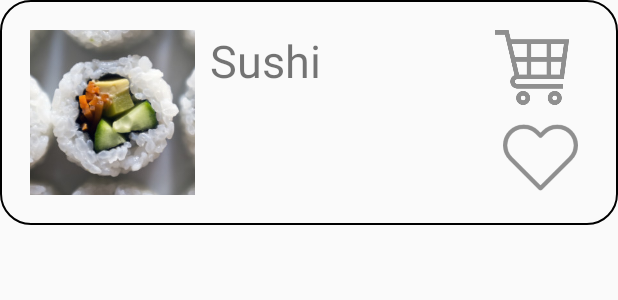
After one commit to JavaCoffeeBean/Munchiez, an Android app: the layout layout_listitem.xml on its own in the app's theme, with its tools: preview values and no code run, on a phone screen of 412 x 824 dp. The commit adds this screen. Shown: the top 300 px of the screen. Run offline under Robolectric (Android 15) with nearby library versions, the phone set to English and light mode, and no system bars.

Commit message:
finalized RecyclerView component

```diff
--- /dev/null
+++ b/app/src/main/java/com/example/android/munchiez/RecyclerViewAdapter.java
@@ -0,0 +1,4 @@
+package com.example.android.munchiez;
+
+public class RecyclerViewAdapter {
+}
--- /dev/null
+++ b/app/src/main/res/drawable/recyclerview_shape.xml
@@ -0,0 +1,15 @@
+<shape xmlns:android="http://schemas.android.com/apk/res/android"
+    android:shape="rectangle">
+
+    <corners
+        android:bottomLeftRadius="20dp"
+        android:bottomRightRadius="20dp"
+        android:topLeftRadius="20dp"
+        android:topRightRadius="20dp"/>
+
+    <stroke
+        android:width="1dp"
+        android:color="@color/black"/>
+
+
+</shape>
--- a/app/src/main/res/layout/home_page.xml
+++ b/app/src/main/res/layout/home_page.xml
@@ -139,9 +139,20 @@
 
 
     <ImageView
+        android:id="@+id/home_image"
         android:layout_width="match_parent"
         android:layout_height="210dp"
         android:background="@drawable/hero_image"/>
+
+        <androidx.recyclerview.widget.RecyclerView
+            android:id="@+id/recycler_view"
+            android:layout_width="match_parent"
+            android:layout_height="470dp"
+            android:layout_alignTop="@id/home_image"
+            android:layout_marginTop="210dp"
+            android:padding="25dp">
+
+        </androidx.recyclerview.widget.RecyclerView>
 
 
     </RelativeLayout>
--- /dev/null
+++ b/app/src/main/res/layout/layout_listitem.xml
@@ -0,0 +1,40 @@
+<?xml version="1.0" encoding="utf-8"?>
+<RelativeLayout xmlns:android="http://schemas.android.com/apk/res/android"
+    android:layout_width="match_parent" android:layout_height="wrap_content"
+    android:padding="20dp"
+    android:background="@drawable/recyclerview_shape"
+    android:id="@+id/parent_layout1">
+
+    <ImageView
+        android:id="@+id/test_image"
+        android:layout_width="110dp"
+        android:layout_height="110dp"
+        android:src="@drawable/sushi"/>
+
+    <TextView
+        android:layout_width="180dp"
+        android:layout_height="wrap_content"
+        android:text="Sushi"
+        android:layout_toRightOf="@id/test_image"
+        android:textSize="30sp"
+        android:layout_marginLeft="10dp"/>
+
+    <ImageButton
+        android:layout_width="50dp"
+        android:layout_height="50dp"
+        android:layout_alignBottom="@id/test_image"
+        android:background="@drawable/heart_icon"
+        android:layout_marginLeft="315dp"
+        android:backgroundTint="@color/grey"/>
+
+    <ImageButton
+        android:id="@+id/cart_button"
+        android:layout_width="50dp"
+        android:layout_height="50dp"
+        android:background="@drawable/cart_icon"
+        android:layout_toRightOf="@id/test_image"
+        android:layout_marginLeft="200dp"
+        android:layout_marginRight="10dp"
+        android:backgroundTint="@color/grey"/>
+
+</RelativeLayout>
--- a/app/src/main/res/values/colors.xml
+++ b/app/src/main/res/values/colors.xml
@@ -5,4 +5,5 @@
     <color name="colorAccent">#D81B60</color>
     <color name="white">#FFFFFF</color>
     <color name="grey">#8F8F8F</color>
+    <color name="black">#000000</color>
 </resources>
```
Also changed, not shown: app/src/main/res/drawable/search_shape.xml (indentation only), app/src/main/res/drawable/sushi.jpg (added).
